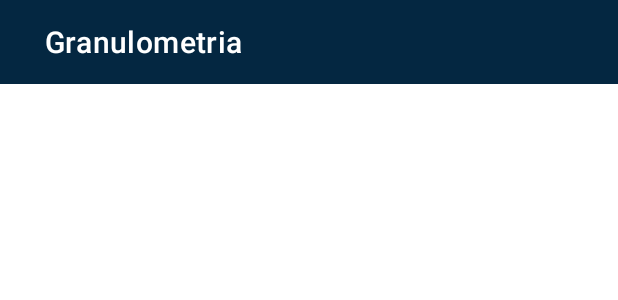
After one commit to Montaigne-ensaios/montaigne_app, an Android app: the layout fragment_toolbar_granulometria.xml on its own in the app's theme, with its tools: preview values and no code run, on a phone screen of 412 x 824 dp. The commit adds this screen. Shown: the top 300 px of the screen. Run offline under Robolectric (Android 15) with nearby library versions, the phone set to English and light mode, and no system bars.

Commit message:
adicionado toolbar granulometria

```diff
--- a/app/src/main/res/layout/acitivity_granulometria.xml
+++ b/app/src/main/res/layout/acitivity_granulometria.xml
@@ -4,7 +4,8 @@
     xmlns:tools="http://schemas.android.com/tools"
     android:layout_width="match_parent"
     android:layout_height="match_parent">
-
+<include
+    layout="@layout/fragment_toolbar_granulometria"></include>
     <Button
         android:id="@+id/buttonNavigate2"
         android:layout_width="wrap_content"
--- /dev/null
+++ b/app/src/main/res/layout/fragment_toolbar_granulometria.xml
@@ -0,0 +1,15 @@
+<?xml version="1.0" encoding="utf-8"?>
+<FrameLayout xmlns:android="http://schemas.android.com/apk/res/android"
+    android:layout_width="match_parent"
+    android:layout_height="match_parent"
+    xmlns:app="http://schemas.android.com/apk/res-auto">
+    <androidx.appcompat.widget.Toolbar
+        android:id="@+id/toolbarGranulometria"
+       app:title="Granulometria"
+        app:titleMarginStart="30dp"
+        app:titleTextColor="@color/white"
+        android:layout_width="match_parent"
+        android:layout_height="wrap_content"
+        android:minHeight="?attr/actionBarSize"
+        android:theme="?attr/actionBarTheme" />
+</FrameLayout>
```
